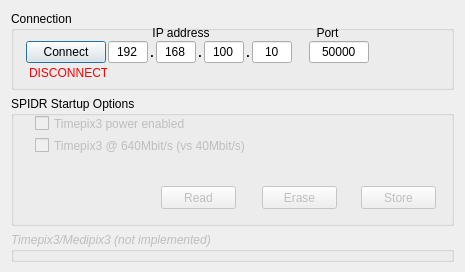
This is SpidrConfig/SpidrConfig.ui in navrit/dexter as Qt 5 draws it before an edit. The edited form follows.
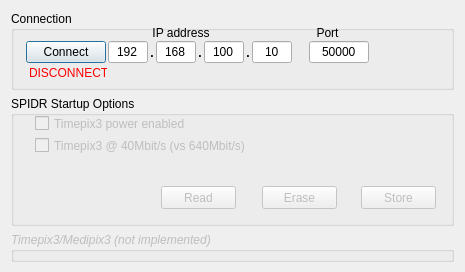
This is the edited form. Icons and pictures are not drawn.

The edit to the form file:
```diff
--- a/SpidrConfig/SpidrConfig.ui
+++ b/SpidrConfig/SpidrConfig.ui
@@ -361,7 +361,7 @@
          </rect>
         </property>
         <property name="text">
-         <string>Timepix3 @ 640Mbit/s (vs 40Mbit/s)</string>
+         <string>Timepix3 @ 40Mbit/s (vs 640Mbit/s)</string>
         </property>
        </widget>
        <widget class="QPushButton" name="_pushButtonErase">
```
Left out of the diff: 4 changed lines with no effect on the pictures.
